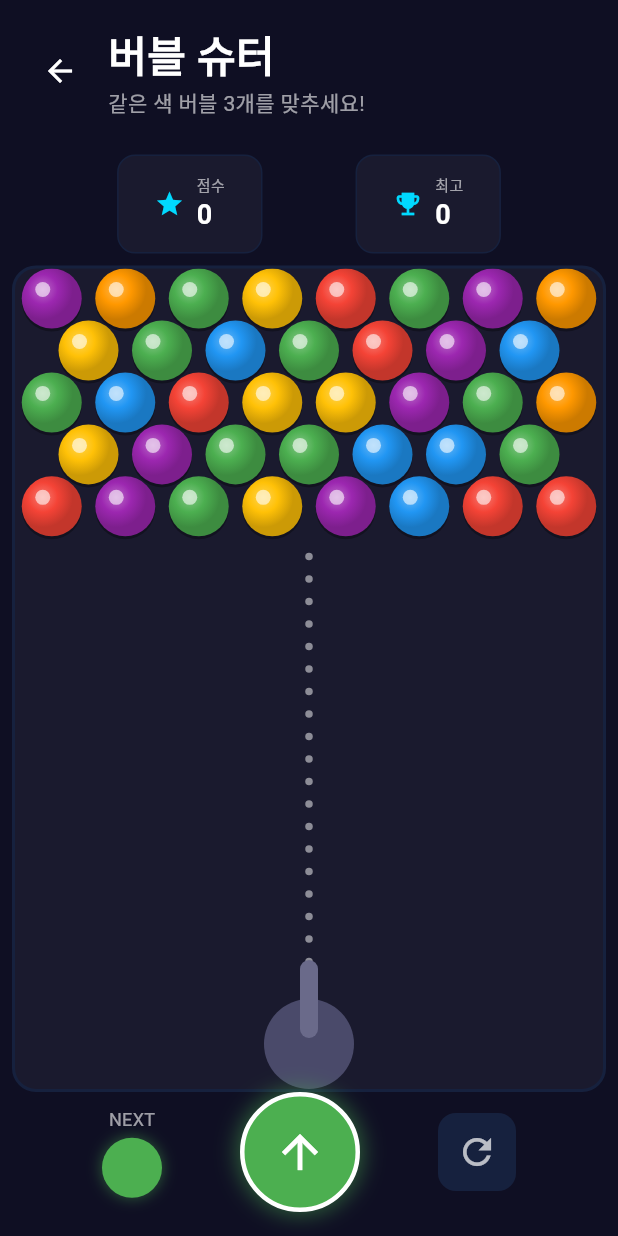
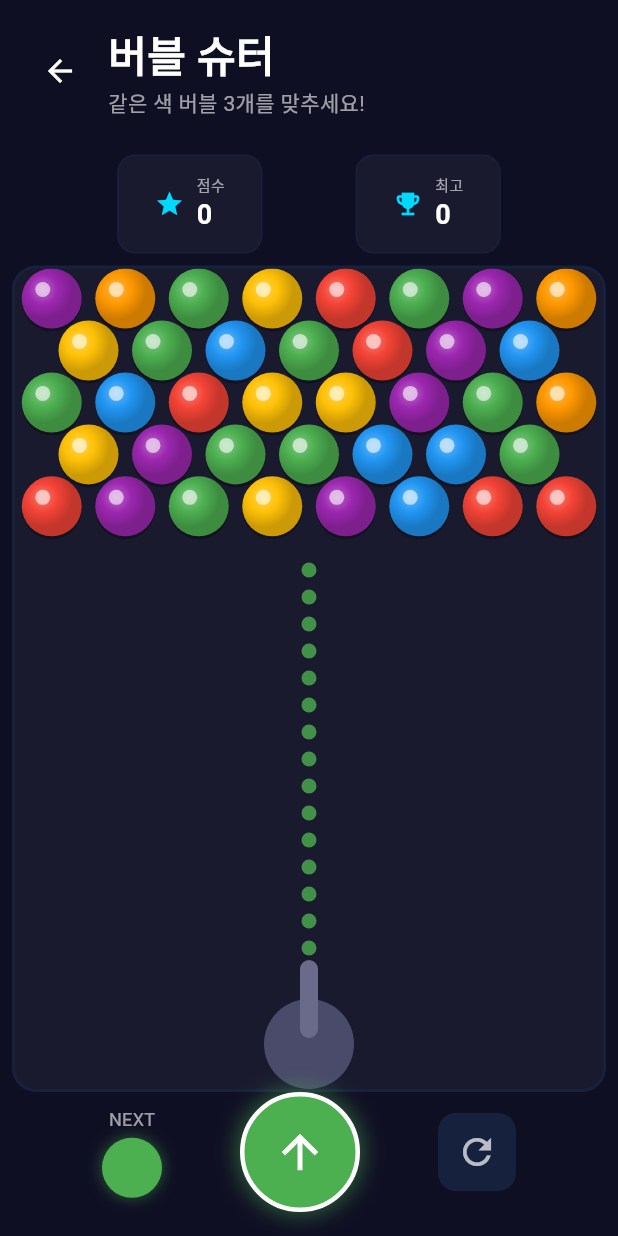
Before and after one commit to mhpark03/maze, a Flutter app: the screen it shows after launch, after a tap on "버블 슈터", on a phone screen of 412 x 824 dp. Run offline on Flutter 3.47's test engine with Material 3 defaults, Android fonts, the phone set to English and light mode, and no system bars.

Commit message:
style: 조준선을 현재 버블 색상과 맞추고 두께 증가
- 조준선 색상을 발사할 버블 색상으로 변경
- 점 크기: 2.5 → 5.0
- 점 간격: 15 → 18
- 투명도: 0.5 → 0.8

```diff
--- a/lib/screens/bubble_game_screen.dart
+++ b/lib/screens/bubble_game_screen.dart
@@ -402,14 +402,15 @@ class BubbleGamePainter extends CustomPainter {
 
     // 조준선
     if (!game.isShooting && game.currentBubble != null) {
-      _drawAimLine(canvas, size, bubbleRadius);
+      final bubbleColor = getBubbleColor(game.currentBubble!.color);
+      _drawAimLine(canvas, size, bubbleRadius, bubbleColor);
     }
 
     // 발사대
     _drawShooter(canvas, size);
   }
 
-  void _drawAimLine(Canvas canvas, Size size, double bubbleRadius) {
+  void _drawAimLine(Canvas canvas, Size size, double bubbleRadius, Color color) {
     final cellWidth = size.width / BubbleShooterGame.cols;
     final cellHeight = BubbleShooterGame.bubbleRadius * 2 * 0.866;
 
@@ -473,13 +474,14 @@ class BubbleGamePainter extends CustomPainter {
       points.add(Offset(x, y));
     }
 
-    // 점선 그리기
+    // 점선 그리기 (현재 버블 색상으로)
     final dotPaint = Paint()
-      ..color = Colors.white.withOpacity(0.5)
-      ..strokeWidth = 3
+      ..color = color.withOpacity(0.8)
+      ..strokeWidth = 4
       ..strokeCap = StrokeCap.round;
 
-    const dotSpacing = 15.0;
+    const dotSpacing = 18.0;
+    const dotRadius = 5.0;
 
     for (int i = 0; i < points.length - 1; i++) {
       final start = points[i];
@@ -500,7 +502,7 @@ class BubbleGamePainter extends CustomPainter {
         if (draw) {
           canvas.drawCircle(
             Offset(start.dx + unitX * traveled, start.dy + unitY * traveled),
-            2.5,
+            dotRadius,
             dotPaint,
           );
         }
```
